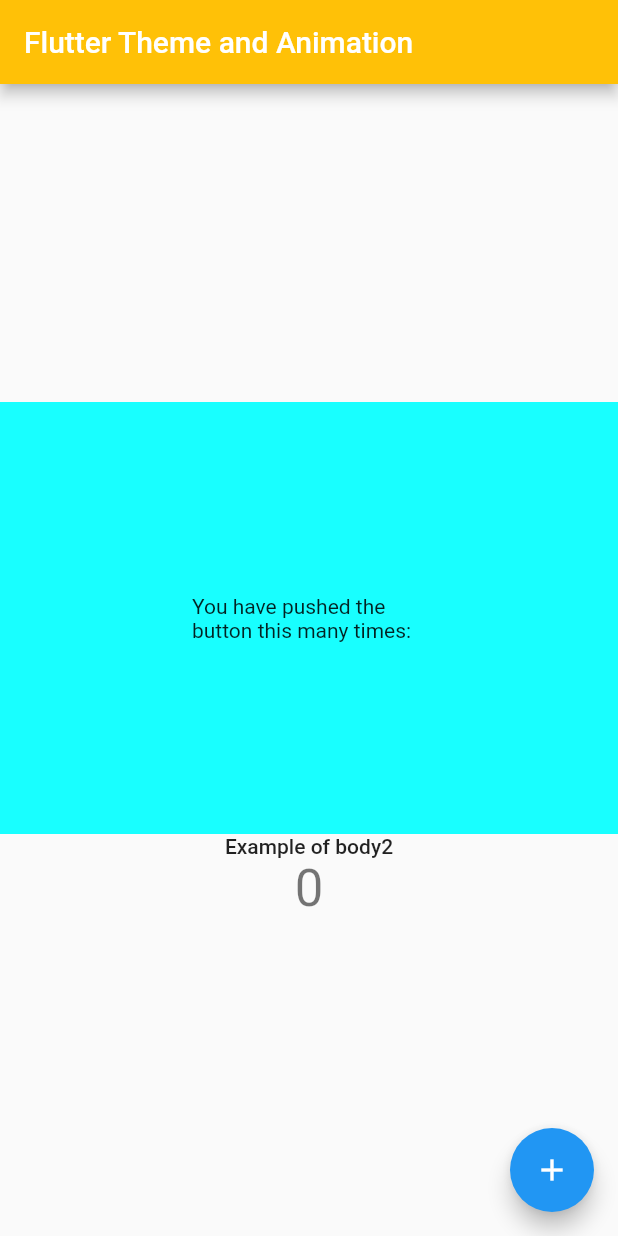
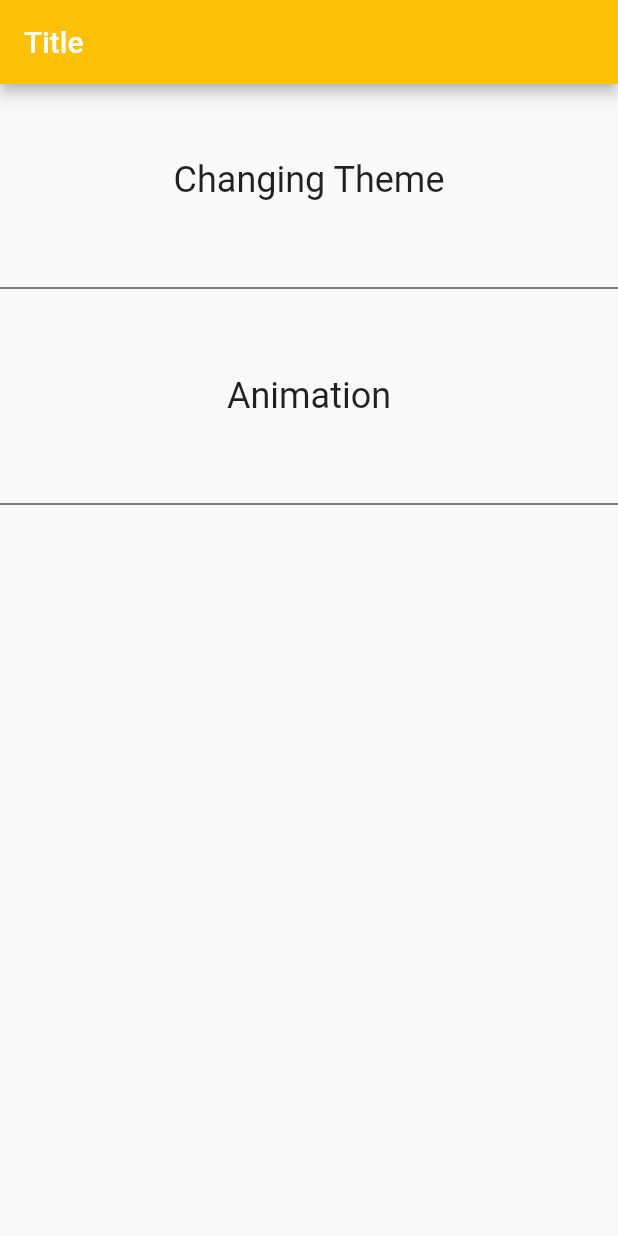
Before and after one commit to minhaz1217/flutter-theme-and-animation, a Flutter app: the screen it shows after launch, on a phone screen of 412 x 824 dp. Run offline on Flutter 3.47's test engine with Material 2 defaults, Android fonts, the phone set to English and light mode, and no system bars.

Commit message:
Added listview to switch between things

```diff
--- a/lib/main.dart
+++ b/lib/main.dart
@@ -7,7 +7,6 @@ class MyApp extends StatelessWidget {
   // This widget is the root of your application.
   @override
   Widget build(BuildContext context) {
-
     return LayoutThemeContainer(
       child: new MaterialApp(
         debugShowCheckedModeBanner: false,
@@ -65,55 +64,54 @@ class _MyHomePageState extends State<MyHomePage> {
     // than having to individually change instances of widgets.
     return Scaffold(
       appBar: AppBar(
-        // Here we take the value from the MyHomePage object that was created by
-        // the App.build method, and use it to set our appbar title.
-        title: Text(widget.title),
+        title: Text("Title"),
       ),
       body: Center(
-        // Center is a layout widget. It takes a single child and positions it
-        // in the middle of the parent.
-        child: Column(
-          // Column is also layout widget. It takes a list of children and
-          // arranges them vertically. By default, it sizes itself to fit its
-          // children horizontally, and tries to be as tall as its parent.
-          //
-          // Invoke "debug painting" (press "p" in the console, choose the
-          // "Toggle Debug Paint" action from the Flutter Inspector in Android
-          // Studio, or the "Toggle Debug Paint" command in Visual Studio Code)
-          // to see the wireframe for each widget.
-          //
-          // Column has various properties to control how it sizes itself and
-          // how it positions its children. Here we use mainAxisAlignment to
-          // center the children vertically; the main axis here is the vertical
-          // axis because Columns are vertical (the cross axis would be
-          // horizontal).
-          mainAxisAlignment: MainAxisAlignment.center,
+      child: ListView(
           children: <Widget>[
-            new Container(
-              padding: new EdgeInsets.all(
-                LayoutThemeState.matGridUnit(scale:16),
+            InkWell(
+              highlightColor: Colors.yellow,
+              splashColor: Colors.red,
+              onTap: (){print("TAPPED 1");},
+              child: Padding(
+                padding: EdgeInsets.symmetric(
+                  horizontal: 16.0,
+                  vertical: 50.0
+                ),
+                child: Center(
+                    child: Text(
+                        "Changing Theme",
+                      style: TextStyle(
+                        fontSize: 24.0,
+                    ),),
+                ),
               ),
-              decoration: new BoxDecoration(
-                color: Colors.cyanAccent,
+            ),
+            Divider( color: Colors.black,),
+            InkWell(
+              highlightColor: Colors.yellow,
+              splashColor: Colors.red,
+              onTap: (){print("TAPPED 2");},
+              child: Padding(
+                padding: EdgeInsets.symmetric(
+                    horizontal: 16.0,
+                    vertical: 50.0
+                ),
+                child: Center(
+                  child: Text(
+                    "Animation",
+                    style: TextStyle(
+                      fontSize: 24.0,
+                    ),),
+                ),
               ),
-              child: new Text('You have pushed the button this many times:'),
             ),
-            Text(
-              "Example of body2",
-              style: Theme.of(context).textTheme.body2,
-            ),
-            Text(
-              '$_counter',
-              style: Theme.of(context).textTheme.display1,
-            ),
+            Divider( color: Colors.black,),
+
+
           ],
-        ),
-      ),
-      floatingActionButton: FloatingActionButton(
-        onPressed: _incrementCounter,
-        tooltip: 'Increment',
-        child: Icon(Icons.add),
-      ), // This trailing comma makes auto-formatting nicer for build methods.
+        )
+      )
     );
   }
 }
```
